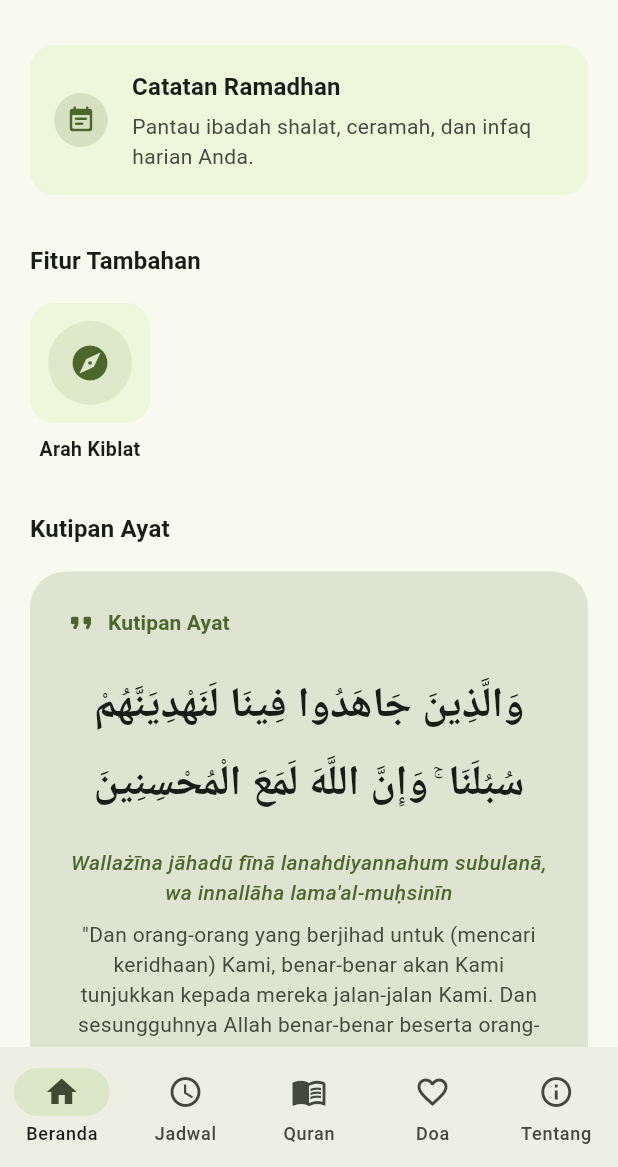
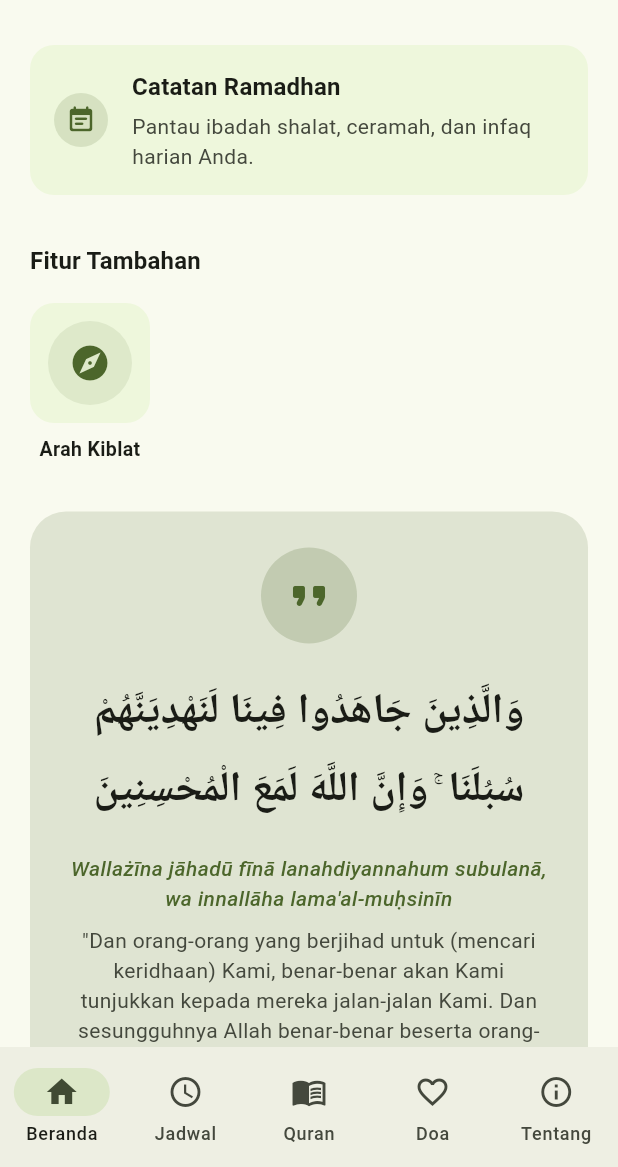
Before and after one commit to wibisanabama/muslim-app, a Flutter app: the screen it shows after launch, on a phone screen of 412 x 824 dp, the part 69-1236 px from its top. Run offline on Flutter 3.47's test engine with Material 3 defaults, Android fonts, the phone set to English and light mode, and no system bars; our stand-ins replace flutter_compass, geocoding, geolocator, google_fonts, shared_preferences; network calls fail.

Commit message:
style: hapus teks kutipan ayat dari beranda dan kepala kartu, gunakan ikon terpusat

```diff
--- a/lib/view/home_page.dart
+++ b/lib/view/home_page.dart
@@ -322,17 +322,6 @@ class _HomePageState extends State<HomePage> {
               ),
             ),
             const SizedBox(height: 32),
-            Padding(
-              padding: EdgeInsets.zero,
-              child: Text(
-                'Kutipan Ayat',
-                style: theme.textTheme.titleMedium?.copyWith(
-                  fontWeight: FontWeight.bold,
-                  color: theme.colorScheme.onSurface,
-                ),
-              ),
-            ),
-            const SizedBox(height: 16),
             _buildQuoteCard(
               context: context,
               theme: theme,
@@ -453,29 +442,21 @@ class _HomePageState extends State<HomePage> {
           child: Padding(
             padding: const EdgeInsets.all(24.0),
             child: Column(
-              crossAxisAlignment: CrossAxisAlignment.stretch,
+              crossAxisAlignment: CrossAxisAlignment.center,
               children: [
-                Row(
-                  mainAxisAlignment: MainAxisAlignment.spaceBetween,
-                  children: [
-                    Row(
-                      children: [
-                        Icon(
-                          Icons.format_quote_rounded,
-                          size: 20,
-                          color: theme.colorScheme.primary,
-                        ),
-                        const SizedBox(width: 8),
-                        Text(
-                          'Kutipan Ayat',
-                          style: theme.textTheme.labelLarge?.copyWith(
-                            fontWeight: FontWeight.bold,
-                            color: theme.colorScheme.primary,
-                          ),
-                        ),
-                      ],
-                    ),
-                  ],
+                Container(
+                  width: 64,
+                  height: 64,
+                  decoration: BoxDecoration(
+                    color: theme.colorScheme.primary.withValues(alpha: 0.2),
+                    shape: BoxShape.circle,
+                  ),
+                  alignment: Alignment.center,
+                  child: Icon(
+                    Icons.format_quote_rounded,
+                    size: 32,
+                    color: theme.colorScheme.primary,
+                  ),
                 ),
                 const SizedBox(height: 20),
                 Text(
```
